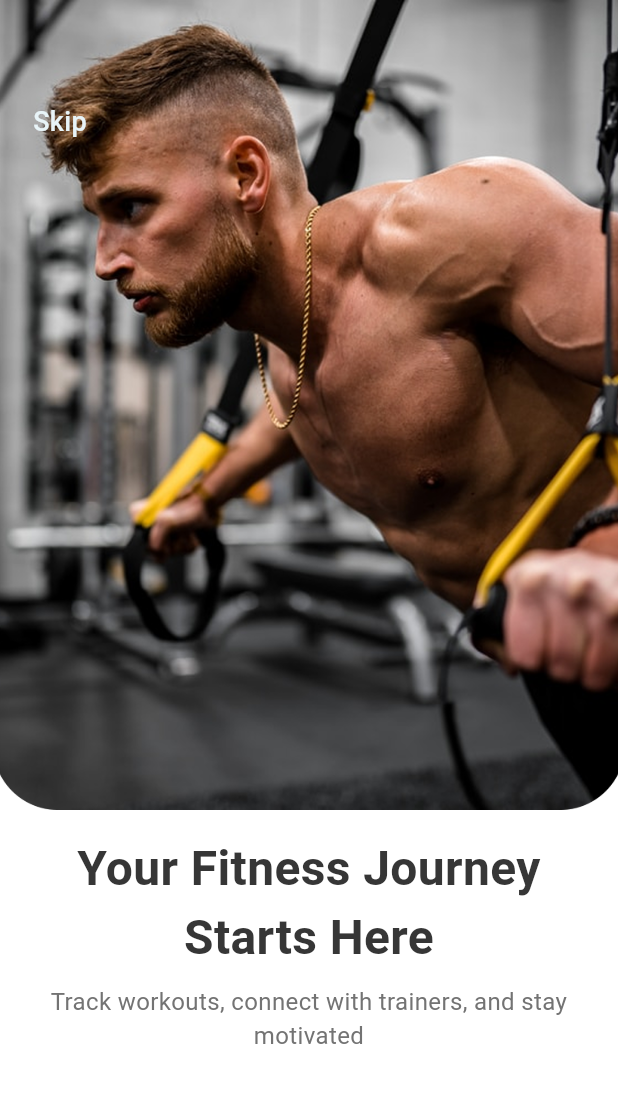
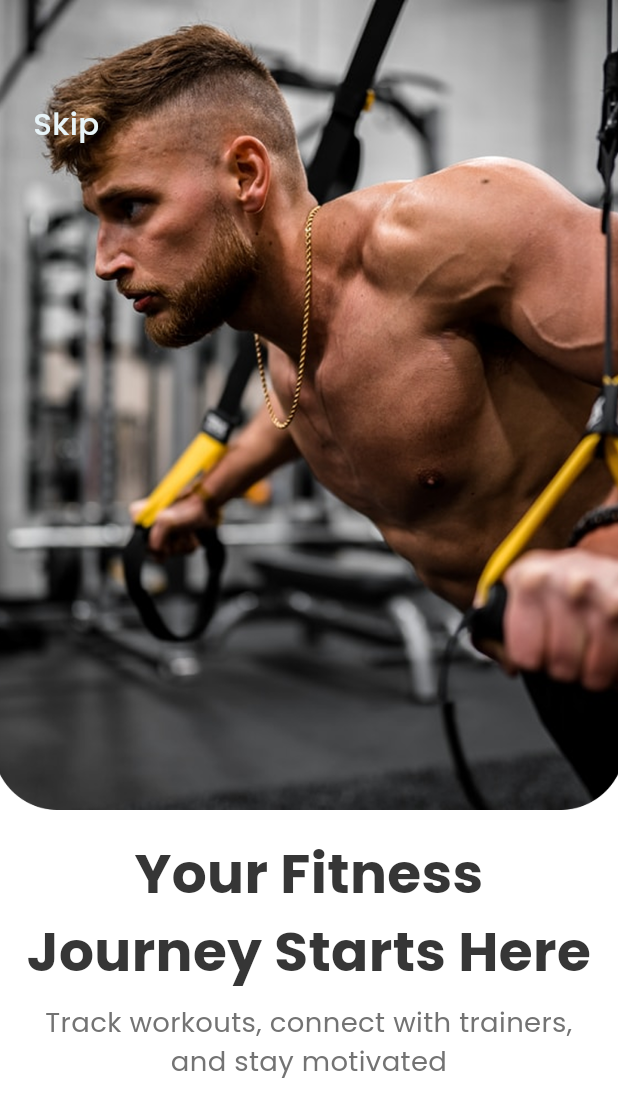
Before and after one commit to Dev-Ninjas-Backup/gokul_ramk, a Flutter app: the screen it shows after launch, on a phone screen of 412 x 824 dp. Shown: the top 1117 px of the screen. Run offline on Flutter 3.47's test engine with Material 3 defaults, Android fonts, the phone set to English and light mode, and no system bars; our stand-ins replace flutter_screenutil, get, google_fonts, shared_preferences; Roboto replaces fonts that are missing (Rajdhani).

Commit message:
removed no needed fiels

```diff
--- a/lib/core/utils/constants/app_texts.dart
+++ b/lib/core/utils/constants/app_texts.dart
@@ -1,20 +1,20 @@
-import 'package:flutter/material.dart';
+// import 'package:flutter/material.dart';
 
-TextStyle getTextStyles({
-  double? fontSize,
-  FontWeight? fontWeight,
-  Color? color,
-  double? letterSpacing,
-  double? height,
-  TextDecoration? decoration,
-}) {
-  return TextStyle(
-    fontFamily: 'Rajdhani',
-    fontSize: fontSize,
-    fontWeight: fontWeight,
-    color: color,
-    letterSpacing: letterSpacing,
-    height: height,
-    decoration: decoration,
-  );
-}
+// TextStyle getAppTextStyles({
+//   double? fontSize,
+//   FontWeight? fontWeight,
+//   Color? color,
+//   double? letterSpacing,
+//   double? height,
+//   TextDecoration? decoration,
+// }) {
+//   return TextStyle(
+//     fontFamily: 'Rajdhani',
+//     fontSize: fontSize,
+//     fontWeight: fontWeight,
+//     color: color,
+//     letterSpacing: letterSpacing,
+//     height: height,
+//     decoration: decoration,
+//   );
+// }
--- a/lib/core/utils/validators/app_validator.dart
+++ b/lib/core/utils/validators/app_validator.dart
@@ -25,17 +25,17 @@ class AppValidator {
     if (value.length < 6) {
       return 'Password must be at least 6 characters long.';
     }
-// Check for uppercase letters
+    // Check for uppercase letters
     if (!value.contains(RegExp(r'[A-Z]'))) {
       return 'Password must contain at least one uppercase letter.';
     }
 
-// Check for numbers
+    // Check for numbers
     if (!value.contains(RegExp(r'[0-9]'))) {
       return 'Password must contain at least one number.';
     }
 
-// Check for special characters
+    // Check for special characters
     if (!value.contains(RegExp(r'[!@#$%^&*(),.?":{}|<>]'))) {
       return 'Password must contain at least one special character.';
     }
--- a/lib/features/auth/onboarding/screen/onboarding_screen.dart
+++ b/lib/features/auth/onboarding/screen/onboarding_screen.dart
@@ -1,5 +1,5 @@
 import 'package:flutter/material.dart';
-import 'package:gokul_ramk/core/utils/constants/app_texts.dart';
+import 'package:gokul_ramk/core/common/styles/global_text_style.dart';
 import 'package:gokul_ramk/core/utils/constants/imagepath.dart';
 import 'package:gokul_ramk/core/utils/constants/colors.dart';
 
@@ -33,7 +33,7 @@ class OnboardingScreen extends StatelessWidget {
                   onTap: () {},
                   child: Text(
                     'Skip',
-                    style: getTextStyles(
+                    style: getTextStyle(
                       fontWeight: FontWeight.w500,
                       fontSize: 18,
                       color: AppColors.secondaryButtonColor,
@@ -51,7 +51,7 @@ class OnboardingScreen extends StatelessWidget {
             child: Text(
               'Your Fitness Journey Starts Here',
               textAlign: TextAlign.center,
-              style: getTextStyles(
+              style: getTextStyle(
                 fontWeight: FontWeight.w700,
                 fontSize: 32,
                 color: AppColors.primaryFontColor,
@@ -66,7 +66,7 @@ class OnboardingScreen extends StatelessWidget {
             child: Text(
               'Track workouts, connect with trainers, and stay motivated',
               textAlign: TextAlign.center,
-              style: getTextStyles(
+              style: getTextStyle(
                 fontWeight: FontWeight.w400,
                 fontSize: 16,
                 color: AppColors.secondaryFontColor,
```
Also changed, not shown: lib/core/utils/theme/custom_themes/elevated_button_theme.dart (deleted, +0 -86 lines), lib/core/utils/theme/custom_themes/text_field_theme.dart (deleted, +0 -91 lines).
